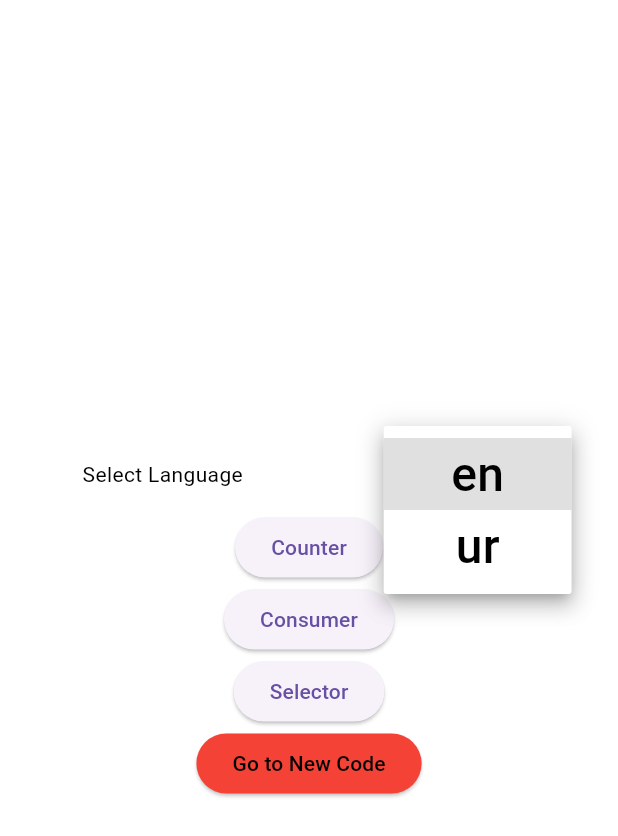
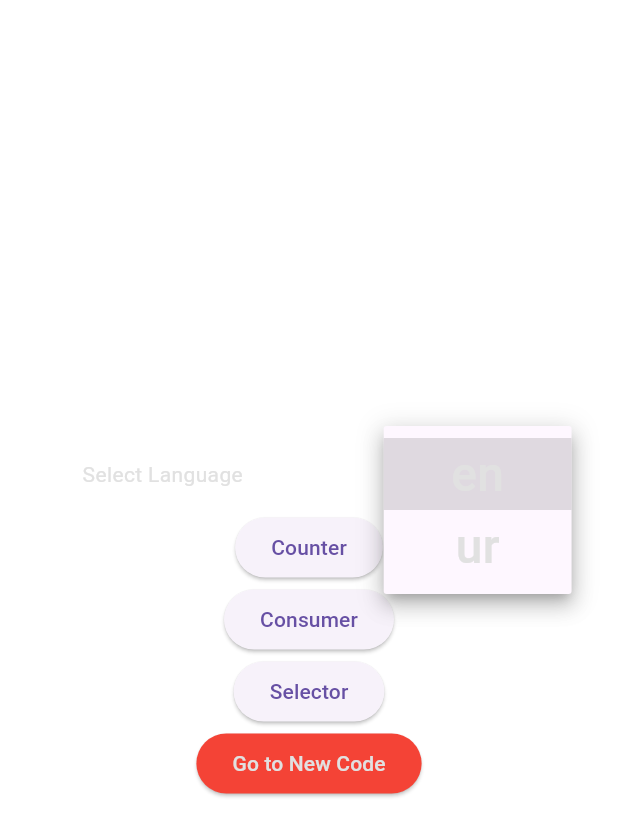
Before and after one commit to syedwaleednawaz000/flutter_code_structure, a Flutter app: the screen it shows after launch, after a tap on the "arrow drop down" icon, on a phone screen of 412 x 824 dp. Shown: the top 836 px of the screen. Run offline on Flutter 3.47's test engine with Material 3 defaults, Android fonts, the light colour scheme and no system bars; our stand-ins replace dio, flutter_screenutil, go_router, shared_preferences; generated files the repository leaves out were written again; network calls fail.

Commit message:
fix last issue inlcude app bar , bottom also set classes name

```diff
--- a/lib/Domain/theme_provider.dart
+++ b/lib/Domain/theme_provider.dart
@@ -1,26 +1,108 @@
 import 'package:flutter/material.dart';
+import 'package:shared_preferences/shared_preferences.dart';
+import 'package:simple_flutter_project/Presentation/Theme/app_style.dart';
 
-import '../Presentation/Theme/dark_theme_preference.dart';
 
 class ThemeProvider with ChangeNotifier {
-  ThemePreferences darkThemePreferences = ThemePreferences();
-  bool _darkTheme = false;
+  final darkTheme = ThemeData(
+      primaryColor: const Color(0xffE1E1E1),
+      cardColor: const Color(0xff000000),
 
+      scaffoldBackgroundColor: const Color(0xffffffff),
+      // buttonColor: const Color(0xff434242),
+      textTheme: const TextTheme(bodyText1: TextStyle(color: Color(0xffffffff))),
+      shadowColor: Colors.black,
+      highlightColor: Colors.white,
+      // Icons BG Color
+      dialogBackgroundColor: const Color(0xffD9D9D9),
+
+      indicatorColor: const Color(0xffD9D9D9),
+      dividerColor: Colors.white,
+      hintColor: Colors.white,);
+
+  final lightTheme = ThemeData(
+    // fontFamily: AppConstant.LightFont,
+      primaryColor: const Color(0xff161A26),
+      cardColor: const Color(0xffF2F2F2),
+      scaffoldBackgroundColor: const Color(0xff353535),
+      // buttonColor: Color(0xff434242),
+      textTheme: const TextTheme(bodyText1: TextStyle(color: Color(0x0fffffff))),
+      shadowColor: Colors.white,
+      canvasColor: Colors.white,
+      // Icons BG Color
+      dialogBackgroundColor: const Color(0x54888888),
+      hintColor: Colors.white,
+      // accentColor: const Color(0xff283349),
+      indicatorColor: const Color(0xff283349),
+      dividerColor: Colors.white,);
+  ThemeData? _themeData;
+  ThemeData? getTheme() => _themeData;
+  //Todo my code
   ThemeProvider() {
-    // Load theme status when ThemeProvider is created
-    loadTheme();
+    getStoreValue().then((themeBoolValue) {
+      var themeMode = themeBoolValue ?? true; // Change the default to true (dark theme)
+      if (themeMode == false) {
+        _themeData = lightTheme;
+      } else {
+        _themeData = darkTheme;
+      }
+      notifyListeners();
+    });
   }
 
-  bool get getDarkTheme => _darkTheme;
+  bool? _setTheme;
 
-  set setDarkTheme(bool value) {
-    _darkTheme = value;
-    darkThemePreferences.setDarkTheme(value);
+  // bool? gettTheme() => _setTheme;
+
+  Future<bool?> getStoreValue() async {
+    final prefs = await SharedPreferences.getInstance();
+    var themeBoolValue = prefs.getBool("themeValue");
+    if (themeBoolValue == null) {
+      // Set the default theme to darkTheme when themeValue is not found
+      themeBoolValue = true;
+      await prefs.setBool("themeValue", true);
+    }
+    AppStyle.themValue = themeBoolValue;
     notifyListeners();
+    return themeBoolValue;
+  }
+  void setTheme({required bool themeValue}) async {
+    _setTheme = themeValue;
+    AppStyle.themValue = themeValue;
+    notifyListeners();
+    if (themeValue == false) {
+      _themeData = lightTheme;
+      StorageManager.saveData('themeMode', themeValue);
+    } else {
+      _themeData = darkTheme;
+      StorageManager.saveData('themeMode', themeValue);
+    }
   }
 
-  void loadTheme() async {
-    _darkTheme = await darkThemePreferences.getTheme();
-    notifyListeners();
+}
+
+
+class StorageManager {
+  static void saveData(String key,value) async {
+    final prefs = await SharedPreferences.getInstance();
+    if (value is int) {
+      prefs.setInt(key, value);
+    } else if (value is String) {
+      prefs.setString(key, value);
+    } else if (value is bool) {
+      prefs.setBool(key, value);
+    } else {
+    }
+  }
+
+  static Future<dynamic> readData(key) async {
+    final prefs = await SharedPreferences.getInstance();
+    dynamic obj = prefs.getBool(key);
+    return obj;
+  }
+
+  static Future<bool> deleteData(key) async {
+    final prefs = await SharedPreferences.getInstance();
+    return prefs.remove(key);
   }
 }
--- a/lib/Presentation/Screens/Home/View/homeview.dart
+++ b/lib/Presentation/Screens/Home/View/homeview.dart
@@ -11,7 +11,7 @@
 
   @override
   Widget build(BuildContext context) {
-    final Color color = AppConstant(context).getColor;
+    // final Color color = AppConstant(context).getColor;
     return SafeArea(
       child: Scaffold(
         floatingActionButton: Consumer<CounterProvider>(
@@ -40,7 +40,7 @@
                   builder: (context, counterProvider, child) {
                 return Text(
                   "Counter Value ${counterProvider.counterValue.toString()}",
-                  style: TextStyle(color: color),
+                  style: TextStyle(color:  Theme.of(context).primaryColor),
                 );
               }),
               MyButton(
--- a/lib/Presentation/Screens/Main/View/selectview.dart
+++ b/lib/Presentation/Screens/Main/View/selectview.dart
@@ -18,7 +18,6 @@
 class _CounterScreenState extends State<CounterScreen> {
   @override
   Widget build(BuildContext context) {
-    final Color color = AppConstant(context).getColor;
     return Scaffold(
       body: Center(
         child: Column(
@@ -30,7 +29,7 @@
               children: [
                 Text(
                   'Select Language',
-                  style: TextStyle(color: color),
+                  style: TextStyle(color: Theme.of(context).primaryColor),
                 ),
                 const LanguageDropDown(),
               ],
@@ -66,7 +65,7 @@
               },
               child: Text(
                 'Go to New Code',
-                style: TextStyle(color: color),
+                style: TextStyle(color: Theme.of(context).primaryColor),
               ),
             ),
           ],
--- a/lib/Presentation/Screens/Main/components/language_drop_down.dart
+++ b/lib/Presentation/Screens/Main/components/language_drop_down.dart
@@ -16,40 +16,41 @@
   @override
   @override
   Widget build(BuildContext context) {
-    final localeProvider = Provider.of<LocaleProvider>(context);
-    final Color color = AppConstant(context).getColor;
+
 
     return DropdownButtonHideUnderline(
-      child: DropdownButton(
+      child: Consumer<LocaleProvider>(builder:  (context, localeProvider, child) {
+        return DropdownButton(
           value: localeProvider.locale,
           icon: Icon(
             Icons.arrow_drop_down_sharp,
             size: 50,
-          color: color,
+            color:  Theme.of(context).primaryColor,
             weight: 100,
           ),
           items: SupportLanguages.languages.map(
-          (e) {
+                (newValue) {
               return DropdownMenuItem(
-              value: e,
+                value: newValue,
                 onTap: () {
-                // final provider =
-                //     Provider.of<LocaleProvider>(context, listen: false);
-                localeProvider.setLocale(e);
+                  // final provider = Provider.of<LocaleProvider>(context, listen: false);
+                  // localeProvider.setLocale(e);
+                  Provider.of<LocaleProvider>(context, listen: false).setLocale(newValue);
                 },
                 child: Center(
                   child: Text(
-                  e.toString(),
-                  style: TextStyle(fontSize: 32, color: color),
+                    newValue.toString(),
+                    style: TextStyle(fontSize: 32, color:  Theme.of(context).primaryColor),
                   ),
                 ),
               );
             },
           ).toList(),
           onChanged: (locale) {
-          localeProvider.setLocale(locale!);
+            Provider.of<LocaleProvider>(context, listen: false).setLocale(locale!);
           },
-      ),
+        );
+      },),
     );
   }
 }
--- a/lib/Presentation/Screens/Nav_bar_drawer/View/navigation_drawer_main_screen.dart
+++ b/lib/Presentation/Screens/Nav_bar_drawer/View/navigation_drawer_main_screen.dart
@@ -23,7 +23,7 @@
 
   int _currentIndex = 0;
   final List<dynamic> _screens = [
-    CounterScreen(),
+    const CounterScreen(),
     const HomeScreen(),
     const HomeAPIConsumer(),
     const HomeAPISelector(),
--- a/lib/Presentation/Theme/app_style.dart
+++ b/lib/Presentation/Theme/app_style.dart
@@ -1,6 +1,7 @@
 import 'package:flutter/material.dart';
 
 class AppStyle{
+  static bool themValue = false;
   static const TextStyle heading1 = TextStyle(
     fontSize: 32.0,
     fontWeight: FontWeight.bold,
--- a/lib/Presentation/Theme/theme_data.dart
+++ b/lib/Presentation/Theme/theme_data.dart
@@ -1,25 +1,41 @@
 import 'package:flutter/material.dart';
 ///first create this data , then datk theme preferences in services
 
-class Styles {
+class Styles  extends ChangeNotifier{
   ///static method to get the theming
-  static ThemeData themeData(bool isDarkTheme, BuildContext context) {
+  static ThemeData lightTheme(BuildContext context) {
     return ThemeData(
-      scaffoldBackgroundColor:
-          isDarkTheme ? const Color(0xff00001a) : const Color(0xffffffff),
+      scaffoldBackgroundColor: const Color(0xffffffff),
       primaryColor: Colors.blue,
       colorScheme: ThemeData().colorScheme.copyWith(
-            secondary:
-                isDarkTheme ? const Color(0xff1a1f3c) : const Color(0xffE8FDFD),
-            brightness: isDarkTheme ? Brightness.dark : Brightness.light,
-          ),
-      cardColor: isDarkTheme ? Colors.black : Colors.white,
-      canvasColor: isDarkTheme ? Colors.black : Colors.white,
+        secondary: const Color(0xffE8FDFD),
+        brightness: Brightness.light,
+      ),
+      cardColor: Colors.white,
+      canvasColor: Colors.white,
       buttonTheme: Theme.of(context).buttonTheme.copyWith(
-            colorScheme: isDarkTheme
-                ? const ColorScheme.dark()
-                : const ColorScheme.light(),
-          ),
+        colorScheme: const ColorScheme.light(),
+      ),
     );
   }
+
+  static ThemeData darkTheme(BuildContext context) {
+    return ThemeData(
+      scaffoldBackgroundColor: const Color(0xff00001a),
+      primaryColor: Colors.blue,
+      colorScheme: ThemeData().colorScheme.copyWith(
+        secondary: const Color(0xff1a1f3c),
+        brightness: Brightness.dark,
+      ),
+      cardColor: Colors.black,
+      canvasColor: Colors.black,
+      buttonTheme: Theme.of(context).buttonTheme.copyWith(
+        colorScheme: const ColorScheme.dark(),
+      ),
+    );
+  }
+
+  static ThemeData themeData(bool isDarkTheme, BuildContext context) {
+    return isDarkTheme ? darkTheme(context) : lightTheme(context);
+  }
 }
--- a/lib/Presentation/routes/app_route_configs.dart
+++ b/lib/Presentation/routes/app_route_configs.dart
@@ -18,7 +18,7 @@
         name: AppRouterConstants.selectScreen,
         path: '/',
         pageBuilder: (context, state) {
-          return MaterialPage(
+          return const MaterialPage(
             child: CounterScreen(),
           );
         },
--- a/lib/config/app_constant.dart
+++ b/lib/config/app_constant.dart
@@ -3,13 +3,7 @@
 import 'package:simple_flutter_project/Domain/theme_provider.dart';
 
 class AppConstant{
-  BuildContext context;
 
-  AppConstant(this.context);
-
-  bool get getTheme => Provider.of<ThemeProvider>(context).getDarkTheme;
-
-  Color get getColor => getTheme ? Colors.white : Colors.black;
   static String userID = "";
   static String montMedium = "Mont-Medium";
   static String getUserToken = '';
--- a/lib/main.dart
+++ b/lib/main.dart
@@ -24,26 +24,8 @@
   );
 }
 
-class MyApp extends StatefulWidget {
+class MyApp extends StatelessWidget {
   const MyApp({super.key});
-
-  @override
-  State<MyApp> createState() => _MyAppState();
-}
-
-class _MyAppState extends State<MyApp> {
-  ThemeProvider themeChangeProvider = ThemeProvider();
-
-  void getCurrentAppTheme() async {
-    themeChangeProvider.setDarkTheme =
-        await themeChangeProvider.darkThemePreferences.getTheme();
-  }
-
-  @override
-  void initState() {
-    getCurrentAppTheme();
-    super.initState();
-  }
 
   @override
   Widget build(BuildContext context) {
@@ -56,18 +38,19 @@
         ChangeNotifierProvider(create: (_) => SplashProvider()),
       ],
       child: Builder(builder: (BuildContext context) {
-        final themeChangeProvider = Provider.of<ThemeProvider>(context);
+        // final themeChangeProvider = Provider.of<ThemeNotifier>(context);
         final localeProvider = Provider.of<LocaleProvider>(context);
+        return Consumer<ThemeProvider>(builder: (context, value, child) {
           return ScreenUtilInit(
             designSize: const Size(393, 852),
             minTextAdapt: true,
             splitScreenMode: true,
             builder: (context, child) {
+              final themeProvider = Provider.of<ThemeProvider>(context);
               return MaterialApp.router(
                 debugShowCheckedModeBanner: false,
                 title: 'Flutter code structure',
-              theme:
-                  Styles.themeData(themeChangeProvider.getDarkTheme, context),
+                theme: themeProvider.getTheme(),
                 locale: localeProvider.locale,
 
                 ///localization aspects
@@ -86,6 +69,7 @@
             },
             // child: CounterScreen(),
           );
+        },);
       }),
     );
   }
```
Also changed, not shown: lib/Presentation/Screens/HomeNew/View/home_data_get_from_api_consumer.dart (+4 -4 lines), lib/Presentation/Screens/HomeNew/View/home_data_get_from_api_selector.dart (+4 -4 lines), pubspec.lock. Lines whose indentation alone changed are shown as unchanged.
